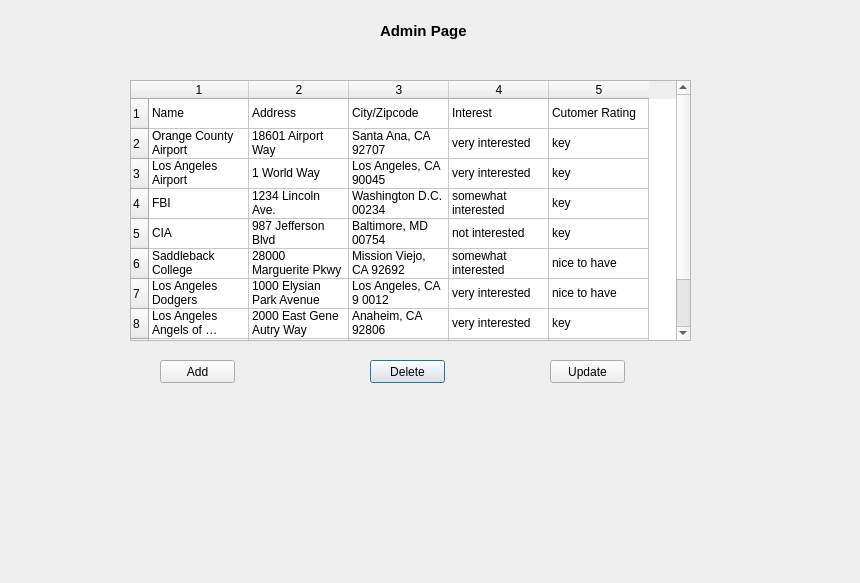
Qt form Project/adminwindow.ui (nhitz/CS1CProject2) before a commit.
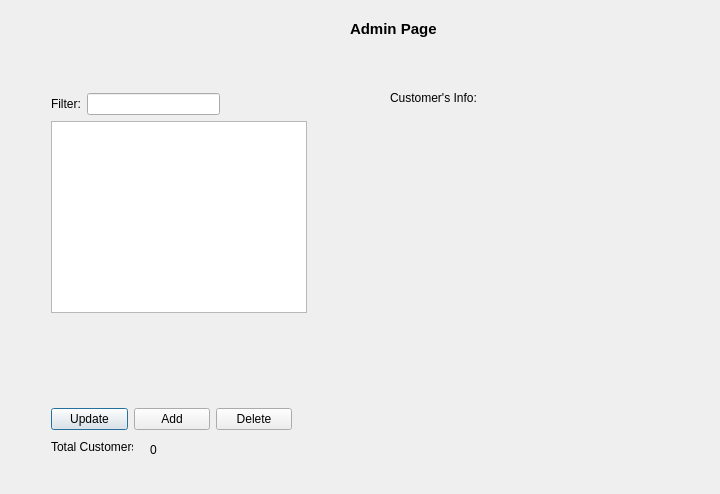
The same form after that commit.

Commit message: Implemented working customer list for admin page & add customer functionality.

Patch:
```diff
--- a/Project/adminwindow.ui
+++ b/Project/adminwindow.ui
@@ -6,8 +6,8 @@
    <rect>
     <x>0</x>
     <y>0</y>
-    <width>860</width>
-    <height>583</height>
+    <width>720</width>
+    <height>494</height>
    </rect>
   </property>
   <property name="windowTitle">
@@ -16,10 +16,10 @@
   <widget class="QLabel" name="label">
    <property name="geometry">
     <rect>
-     <x>380</x>
+     <x>350</x>
      <y>20</y>
-     <width>101</width>
-     <height>21</height>
+     <width>87</width>
+     <height>18</height>
     </rect>
    </property>
    <property name="font">
@@ -33,325 +33,160 @@
     <string>Admin Page</string>
    </property>
   </widget>
-  <widget class="QTableWidget" name="tableWidget">
+  <widget class="QLabel" name="labelTotalCustomers">
    <property name="geometry">
     <rect>
-     <x>130</x>
-     <y>80</y>
-     <width>561</width>
-     <height>261</height>
+     <x>51</x>
+     <y>439</y>
+     <width>82</width>
+     <height>16</height>
     </rect>
    </property>
-   <property name="rowCount">
-    <number>10</number>
+   <property name="text">
+    <string>Total Customers:</string>
    </property>
-   <property name="columnCount">
-    <number>5</number>
-   </property>
-   <row/>
-   <row/>
-   <row/>
-   <row/>
-   <row/>
-   <row/>
-   <row/>
-   <row/>
-   <row/>
-   <row/>
-   <column/>
-   <column/>
-   <column/>
-   <column/>
-   <column/>
-   <item row="0" column="0">
-    <property name="text">
-     <string>Name</string>
-    </property>
-   </item>
-   <item row="0" column="1">
-    <property name="text">
-     <string>Address</string>
-    </property>
-   </item>
-   <item row="0" column="2">
-    <property name="text">
-     <string>City/Zipcode</string>
-    </property>
-   </item>
-   <item row="0" column="3">
-    <property name="text">
-     <string>Interest</string>
-    </property>
-   </item>
-   <item row="0" column="4">
-    <property name="text">
-     <string>Cutomer Rating</string>
-    </property>
-   </item>
-   <item row="1" column="0">
-    <property name="text">
-     <string>Orange County Airport</string>
-    </property>
-   </item>
-   <item row="1" column="1">
-    <property name="text">
-     <string>18601 Airport Way</string>
-    </property>
-   </item>
-   <item row="1" column="2">
-    <property name="text">
-     <string>Santa Ana, CA 92707</string>
-    </property>
-   </item>
-   <item row="1" column="3">
-    <property name="text">
-     <string>very interested</string>
-    </property>
-   </item>
-   <item row="1" column="4">
-    <property name="text">
-     <string>key</string>
-    </property>
-   </item>
-   <item row="2" column="0">
-    <property name="text">
-     <string>Los Angeles Airport</string>
-    </property>
-   </item>
-   <item row="2" column="1">
-    <property name="text">
-     <string>1 World Way</string>
-    </property>
-   </item>
-   <item row="2" column="2">
-    <property name="text">
-     <string>Los Angeles, CA 90045</string>
-    </property>
-   </item>
-   <item row="2" column="3">
-    <property name="text">
-     <string>very interested</string>
-    </property>
-   </item>
-   <item row="2" column="4">
-    <property name="text">
-     <string>key</string>
-    </property>
-   </item>
-   <item row="3" column="0">
-    <property name="text">
-     <string>FBI</string>
-    </property>
-   </item>
-   <item row="3" column="1">
-    <property name="text">
-     <string>1234 Lincoln Ave.</string>
-    </property>
-   </item>
-   <item row="3" column="2">
-    <property name="text">
-     <string>Washington D.C. 00234</string>
-    </property>
-   </item>
-   <item row="3" column="3">
-    <property name="text">
-     <string>somewhat interested</string>
-    </property>
-   </item>
-   <item row="3" column="4">
-    <property name="text">
-     <string>key</string>
-    </property>
-   </item>
-   <item row="4" column="0">
-    <property name="text">
-     <string>CIA</string>
-    </property>
-   </item>
-   <item row="4" column="1">
-    <property name="text">
-     <string>987 Jefferson Blvd</string>
-    </property>
-   </item>
-   <item row="4" column="2">
-    <property name="text">
-     <string>Baltimore, MD 00754</string>
-    </property>
-   </item>
-   <item row="4" column="3">
-    <property name="text">
-     <string>not interested</string>
-    </property>
-   </item>
-   <item row="4" column="4">
-    <property name="text">
-     <string>key</string>
-    </property>
-   </item>
-   <item row="5" column="0">
-    <property name="text">
-     <string>Saddleback College</string>
-    </property>
-   </item>
-   <item row="5" column="1">
-    <property name="text">
-     <string>28000 Marguerite Pkwy</string>
-    </property>
-   </item>
-   <item row="5" column="2">
-    <property name="text">
-     <string>Mission Viejo, CA 92692</string>
-    </property>
-   </item>
-   <item row="5" column="3">
-    <property name="text">
-     <string>somewhat interested</string>
-    </property>
-   </item>
-   <item row="5" column="4">
-    <property name="text">
-     <string>nice to have</string>
-    </property>
-   </item>
-   <item row="6" column="0">
-    <property name="text">
-     <string>Los Angeles Dodgers</string>
-    </property>
-   </item>
-   <item row="6" column="1">
-    <property name="text">
-     <string>1000 Elysian Park Avenue</string>
-    </property>
-   </item>
-   <item row="6" column="2">
-    <property name="text">
-     <string>Los Angeles, CA 9 0012</string>
-    </property>
-   </item>
-   <item row="6" column="3">
-    <property name="text">
-     <string>very interested</string>
-    </property>
-   </item>
-   <item row="6" column="4">
-    <property name="text">
-     <string>nice to have</string>
-    </property>
-   </item>
-   <item row="7" column="0">
-    <property name="text">
-     <string>Los Angeles Angels of Anaheim</string>
-    </property>
-   </item>
-   <item row="7" column="1">
-    <property name="text">
-     <string>2000 East Gene Autry Way</string>
-    </property>
-   </item>
-   <item row="7" column="2">
-    <property name="text">
-     <string>Anaheim, CA 92806</string>
-    </property>
-   </item>
-   <item row="7" column="3">
-    <property name="text">
-     <string>very interested</string>
-    </property>
-   </item>
-   <item row="7" column="4">
-    <property name="text">
-     <string>key</string>
-    </property>
-   </item>
-   <item row="8" column="0">
-    <property name="text">
-     <string>Amazon</string>
-    </property>
-   </item>
-   <item row="8" column="1">
-    <property name="text">
-     <string>410 Terry Ave. North</string>
-    </property>
-   </item>
-   <item row="8" column="2">
-    <property name="text">
-     <string>Seattle, WA 98109</string>
-    </property>
-   </item>
-   <item row="8" column="3">
-    <property name="text">
-     <string>somewhat interested</string>
-    </property>
-   </item>
-   <item row="8" column="4">
-    <property name="text">
-     <string>nice to have</string>
-    </property>
-   </item>
-   <item row="9" column="0">
-    <property name="text">
-     <string>Cisco</string>
-    </property>
-   </item>
-   <item row="9" column="1">
-    <property name="text">
-     <string>170 West Tasman Dr.</string>
-    </property>
-   </item>
-   <item row="9" column="2">
-    <property name="text">
-     <string>San Jose, CA 9513</string>
-    </property>
-   </item>
-   <item row="9" column="3">
-    <property name="text">
-     <string>very interested</string>
-    </property>
-   </item>
-   <item row="9" column="4">
-    <property name="text">
-     <string>key</string>
-    </property>
-   </item>
   </widget>
-  <widget class="QPushButton" name="DeleteButton">
+  <widget class="QLabel" name="labelTotalCustomersNumber">
    <property name="geometry">
     <rect>
-     <x>370</x>
-     <y>360</y>
-     <width>75</width>
-     <height>23</height>
+     <x>150</x>
+     <y>440</y>
+     <width>201</width>
+     <height>20</height>
     </rect>
    </property>
    <property name="text">
-    <string>Delete</string>
+    <string>0</string>
    </property>
   </widget>
-  <widget class="QPushButton" name="AddButton">
+  <widget class="QListWidget" name="listWidget">
    <property name="geometry">
     <rect>
-     <x>160</x>
-     <y>360</y>
-     <width>75</width>
-     <height>23</height>
+     <x>51</x>
+     <y>121</y>
+     <width>256</width>
+     <height>192</height>
     </rect>
    </property>
+  </widget>
+  <widget class="QLabel" name="label_3">
+   <property name="geometry">
+    <rect>
+     <x>390</x>
+     <y>90</y>
+     <width>141</width>
+     <height>16</height>
+    </rect>
+   </property>
    <property name="text">
-    <string>Add</string>
+    <string>Customer's Info:</string>
    </property>
   </widget>
-  <widget class="QPushButton" name="UpdateButton">
+  <widget class="QWidget" name="">
    <property name="geometry">
     <rect>
-     <x>550</x>
-     <y>360</y>
-     <width>75</width>
-     <height>23</height>
+     <x>51</x>
+     <y>93</y>
+     <width>169</width>
+     <height>22</height>
     </rect>
    </property>
-   <property name="text">
-    <string>Update</string>
+   <layout class="QHBoxLayout" name="horizontalLayout_3">
+    <item>
+     <widget class="QLabel" name="label_2">
+      <property name="text">
+       <string>Filter:</string>
+      </property>
+     </widget>
+    </item>
+    <item>
+     <widget class="QLineEdit" name="txtFilter"/>
+    </item>
+   </layout>
+  </widget>
+  <widget class="QWidget" name="">
+   <property name="geometry">
+    <rect>
+     <x>51</x>
+     <y>406</y>
+     <width>241</width>
+     <height>27</height>
+    </rect>
    </property>
+   <layout class="QHBoxLayout" name="horizontalLayout_2">
+    <item>
+     <widget class="QPushButton" name="UpdateButton">
+      <property name="text">
+       <string>Update</string>
+      </property>
+     </widget>
+    </item>
+    <item>
+     <widget class="QPushButton" name="AddButton">
+      <property name="text">
+       <string>Add</string>
+      </property>
+     </widget>
+    </item>
+    <item>
+     <layout class="QHBoxLayout" name="horizontalLayout">
+      <item>
+       <widget class="QPushButton" name="DeleteButton">
+        <property name="text">
+         <string>Delete</string>
+        </property>
+       </widget>
+      </item>
+     </layout>
+    </item>
+   </layout>
+  </widget>
+  <widget class="QWidget" name="">
+   <property name="geometry">
+    <rect>
+     <x>390</x>
+     <y>120</y>
+     <width>251</width>
+     <height>191</height>
+    </rect>
+   </property>
+   <layout class="QGridLayout" name="gridLayout">
+    <item row="3" column="0">
+     <widget class="QLabel" name="selectedCustomerInterest">
+      <property name="text">
+       <string/>
+      </property>
+     </widget>
+    </item>
+    <item row="1" column="0">
+     <widget class="QLabel" name="selectedCustomerStreetname">
+      <property name="text">
+       <string/>
+      </property>
+     </widget>
+    </item>
+    <item row="2" column="0">
+     <widget class="QLabel" name="selectedCustomerCityStateZip">
+      <property name="text">
+       <string/>
+      </property>
+     </widget>
+    </item>
+    <item row="4" column="0">
+     <widget class="QLabel" name="selectedCustomerKey">
+      <property name="text">
+       <string/>
+      </property>
+     </widget>
+    </item>
+    <item row="0" column="0">
+     <widget class="QLabel" name="selectedCustomerName">
+      <property name="text">
+       <string/>
+      </property>
+     </widget>
+    </item>
+   </layout>
   </widget>
  </widget>
  <resources/>
```
The commit also changes 13 other files.
